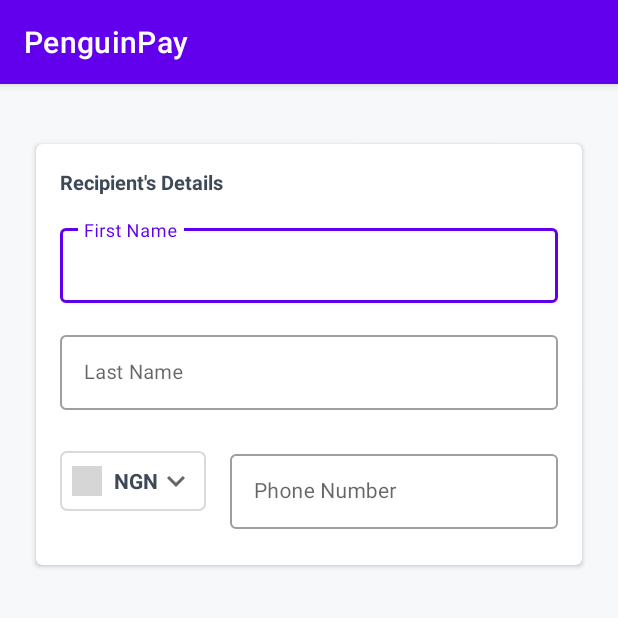
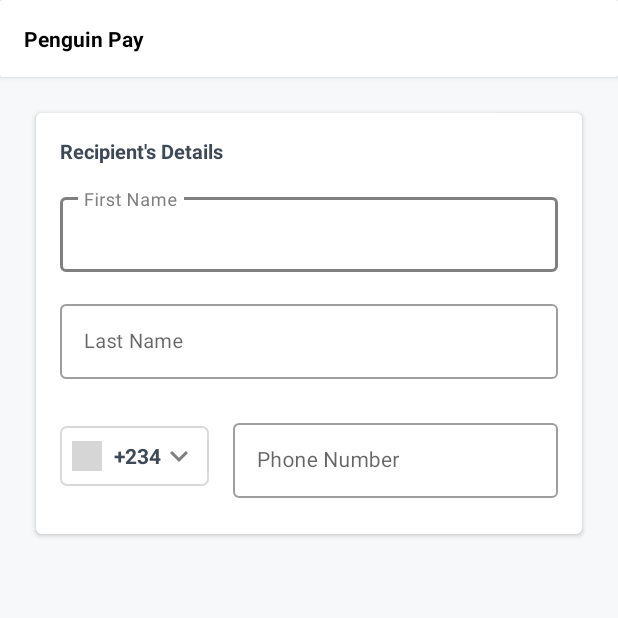
Before and after one commit to idee24/penguin_pay, an Android app: the screen it shows after launch (MainActivity), on a phone screen of 412 x 824 dp, the top half of it. Run offline under Robolectric (Android 15) with nearby library versions, the phone set to English and light mode, and no system bars; our stand-ins replace CircleImageView; libraries missing offline, so code that uses them is left out: com.hbb20, com.pixplicity.easyprefs; 1 statement that could not run was skipped; grey boxes are pictures that could not be loaded.

Commit message:
recepient UI

```diff
--- a/app/src/main/java/com/example/penguinpay/Constants.kt
+++ b/app/src/main/java/com/example/penguinpay/Constants.kt
@@ -4,4 +4,6 @@ package com.example.penguinpay
  *@Created by Yerimah on 5/07/2021.
  */
 object Constants {
+
+    const val COUNTRY_SHEET_KEY = "country_sheet"
 }
--- a/app/src/main/java/com/example/penguinpay/MainActivity.kt
+++ b/app/src/main/java/com/example/penguinpay/MainActivity.kt
@@ -2,10 +2,12 @@ package com.example.penguinpay
 
 import androidx.appcompat.app.AppCompatActivity
 import android.os.Bundle
+import com.example.penguinpay.utils.setCountries
 
 class MainActivity : AppCompatActivity() {
     override fun onCreate(savedInstanceState: Bundle?) {
         super.onCreate(savedInstanceState)
         setContentView(R.layout.activity_main)
+        setCountries()
     }
 }
--- a/app/src/main/java/com/example/penguinpay/adapters/CountrySelectAdapter.kt
+++ b/app/src/main/java/com/example/penguinpay/adapters/CountrySelectAdapter.kt
@@ -12,7 +12,7 @@ import de.hdodenhof.circleimageview.CircleImageView
 /**
  *Created by Yerimah on 5/7/2021.
  */class CountrySelectAdapter (private val countries: List<CountryModel>,
-                               private val onCountrySelected: (Int) -> Unit):
+                               private val onCountrySelected: (String) -> Unit):
     RecyclerView.Adapter<CountrySelectAdapter.CountrySelectViewHolder>() {
 
     override fun onCreateViewHolder(parent: ViewGroup, viewType: Int): CountrySelectViewHolder {
@@ -24,7 +24,7 @@ import de.hdodenhof.circleimageview.CircleImageView
         countries[position].let { country ->
             holder.nameTextView.text = country.name
             holder.flagImageView.setImageResource(country.image)
-            holder.itemView.setOnClickListener { onCountrySelected(country.countryId) }
+            holder.itemView.setOnClickListener { onCountrySelected(country.countryCode) }
         }
     }
 
--- a/app/src/main/java/com/example/penguinpay/networking/models.kt
+++ b/app/src/main/java/com/example/penguinpay/networking/models.kt
@@ -6,8 +6,8 @@ package com.example.penguinpay.networking
  */
 
 data class CountryModel(
-    var name: String,
-    var currencyCode: String,
-    var image: Int,
-    var countryId: Int
+    var name: String = "",
+    var currencyCode: String = "",
+    var image: Int = 0,
+    var countryCode: String = ""
 )
--- a/app/src/main/java/com/example/penguinpay/ui/TransactionFragment.kt
+++ b/app/src/main/java/com/example/penguinpay/ui/TransactionFragment.kt
@@ -1,8 +1,17 @@
 package com.example.penguinpay.ui
 
 import android.os.Bundle
+import android.view.View
 import androidx.fragment.app.Fragment
+import com.example.penguinpay.Constants
+import com.example.penguinpay.MainActivity
 import com.example.penguinpay.R
+import com.example.penguinpay.databinding.FragmentTransactionBinding
+import com.example.penguinpay.utils.getCountryByCode
+import com.example.penguinpay.utils.isNotEmpty
+import com.example.penguinpay.utils.isValidPhoneNumber
+import com.example.penguinpay.utils.revalidateListener
+import com.google.android.material.bottomsheet.BottomSheetDialogFragment
 
 
 /**
@@ -10,13 +19,47 @@ import com.example.penguinpay.R
  */
 class TransactionFragment : Fragment(R.layout.fragment_transaction) {
 
+    private lateinit var binding: FragmentTransactionBinding
+    private lateinit var mainActivity: MainActivity
+    private lateinit var countrySheet: BottomSheetDialogFragment
+
     override fun onCreate(savedInstanceState: Bundle?) {
         super.onCreate(savedInstanceState)
+        mainActivity = activity as MainActivity
+        countrySheet = CountrySelectSheet(mainActivity, ::updateCountry)
+    }
 
+    override fun onViewCreated(view: View, savedInstanceState: Bundle?) {
+        super.onViewCreated(view, savedInstanceState)
+        binding = FragmentTransactionBinding.bind(view)
     }
 
     override fun onActivityCreated(savedInstanceState: Bundle?) {
         super.onActivityCreated(savedInstanceState)
+        initViews()
     }
 
+    private fun initViews() {
+        revalidateListener(binding.firstNameTextField, binding.firstNameLayout)
+        revalidateListener(binding.lastNameTextField, binding.lastNameLayout)
+        revalidateListener(binding.phoneTextField, binding.phoneLayout)
+        binding.countryLayout.setOnClickListener {
+            countrySheet.show(childFragmentManager, Constants.COUNTRY_SHEET_KEY)
+        }
+    }
+
+    private fun updateCountry(countryCode: String) {
+        countrySheet.dismiss()
+        val selectedCountry = getCountryByCode(countryCode)
+        binding.flagImageView.setImageResource(selectedCountry.image)
+        binding.countryNameTextView.text = selectedCountry.countryCode
+    }
+
+
+    private fun isValidRecipient(): Boolean {
+        val firstName = isNotEmpty(mainActivity, binding.firstNameTextField, binding.firstNameLayout)
+        val lastName = isNotEmpty(mainActivity, binding.lastNameTextField, binding.lastNameLayout)
+        val phone = isValidPhoneNumber(mainActivity, binding.phoneTextField, binding.phoneLayout)
+        return firstName && lastName && phone
+    }
 }
--- a/app/src/main/java/com/example/penguinpay/utils/App.kt
+++ b/app/src/main/java/com/example/penguinpay/utils/App.kt
@@ -18,6 +18,5 @@ class App: Application() {
             .setPrefsName(packageName)
             .setUseDefaultSharedPreference(true)
             .build()
-
     }
 }
--- /dev/null
+++ b/app/src/main/java/com/example/penguinpay/utils/CountryUtil.kt
@@ -0,0 +1,33 @@
+package com.example.penguinpay.utils
+
+import com.example.penguinpay.R
+import com.example.penguinpay.networking.CountryModel
+import java.util.*
+
+/**
+ *Created by Yerimah on 5/7/2021.
+ */
+
+val countries = LinkedList<CountryModel>()
+
+fun setCountries() {
+    countries.add(CountryModel("NIGERIA", "NGN", R.drawable.flag_nigeria, "+234"))
+    countries.add(CountryModel("GHANA", "GHN", R.drawable.flag_ghana, "+233"))
+    countries.add(CountryModel("UNITED STATES", "USD", R.drawable.flag_united_states_of_america, "+1"))
+    countries.add(CountryModel("UNITED KINGDOM", "GP", R.drawable.flag_united_kingdom, "+44"))
+}
+
+fun getCountryList(): List<CountryModel> {
+    return countries
+}
+
+fun getCountryByCode(countryCode: String): CountryModel {
+    var country = CountryModel()
+    countries.forEach {
+        if (countryCode == it.countryCode) {
+            country = it
+            return@forEach
+        }
+    }
+    return country
+}
--- /dev/null
+++ b/app/src/main/res/drawable/curved_background.xml
@@ -0,0 +1,12 @@
+<?xml version="1.0" encoding="utf-8"?>
+<shape
+        xmlns:android="http://schemas.android.com/apk/res/android"
+        android:shape="rectangle">
+
+    <corners
+            android:topRightRadius="@dimen/sixteen_dp"
+            android:topLeftRadius="@dimen/sixteen_dp"/>
+
+    <solid android:color="@android:color/white"/>
+
+</shape>
--- a/app/src/main/res/layout/fragment_transaction.xml
+++ b/app/src/main/res/layout/fragment_transaction.xml
@@ -14,16 +14,46 @@
         android:layout_height="match_parent">
 
         <androidx.cardview.widget.CardView
-            android:layout_marginEnd="@dimen/twenty_four_dp"
-            android:layout_marginStart="@dimen/twenty_four_dp"
-            android:layout_marginTop="@dimen/forty_dp"
-            app:cardCornerRadius="@dimen/four_dp"
+            android:id="@+id/headerLayout"
             app:layout_constraintTop_toTopOf="parent"
             android:layout_width="match_parent"
             android:layout_height="wrap_content">
 
+            <androidx.constraintlayout.widget.ConstraintLayout
+                android:layout_width="match_parent"
+                android:layout_height="wrap_content"
+                android:background="@android:color/white">
+
+                <TextView
+                    android:id="@+id/titleTextView"
+                    app:layout_constraintStart_toStartOf="parent"
+                    app:layout_constraintBottom_toBottomOf="parent"
+                    app:layout_constraintTop_toTopOf="parent"
+                    android:layout_margin="@dimen/sixteen_dp"
+                    android:layout_width="wrap_content"
+                    android:layout_height="wrap_content"
+                    android:layout_alignParentEnd="true"
+                    android:layout_centerVertical="true"
+                    android:textStyle="bold"
+                    android:text="@string/penguin_pay"
+                    android:layout_marginStart="@dimen/thirty_two_dp"
+                    android:textColor="@android:color/black"
+                    android:textSize="@dimen/font_size_fourteen" />
+
+            </androidx.constraintlayout.widget.ConstraintLayout>
+
+        </androidx.cardview.widget.CardView>
+
+        <androidx.cardview.widget.CardView
+            android:layout_margin="@dimen/twenty_four_dp"
+            app:cardCornerRadius="@dimen/four_dp"
+            app:layout_constraintTop_toBottomOf="@id/headerLayout"
+            android:layout_width="match_parent"
+            android:layout_height="wrap_content">
+
             <LinearLayout
-                android:layout_marginBottom="@dimen/twenty_four_dp"
+                android:background="@android:color/white"
+                android:paddingBottom="@dimen/twenty_four_dp"
                 android:orientation="vertical"
                 android:layout_width="match_parent"
                 android:layout_height="wrap_content">
@@ -93,6 +123,7 @@
 
                     <RelativeLayout
                         android:layout_marginStart="@dimen/sixteen_dp"
+                        android:layout_marginTop="@dimen/four_dp"
                         android:layout_gravity="center_vertical"
                         android:background="@drawable/ash_border"
                         android:layout_width="wrap_content"
@@ -122,7 +153,7 @@
                                 android:layout_gravity="center_vertical"
                                 android:layout_marginStart="@dimen/eight_dp"
                                 android:textStyle="bold"
-                                android:text="NGN"
+                                android:text="+234"
                                 android:textColor="@color/gun_metal"
                                 android:textSize="@dimen/font_size_fourteen" />
 
--- a/app/src/main/res/values-night/themes.xml
+++ /dev/null
@@ -1,16 +0,0 @@
-<resources xmlns:tools="http://schemas.android.com/tools">
-    <!-- Base application theme. -->
-    <style name="Theme.PenguinPay" parent="Theme.MaterialComponents.DayNight.DarkActionBar">
-        <!-- Primary brand color. -->
-        <item name="colorPrimary">@color/purple_200</item>
-        <item name="colorPrimaryVariant">@color/purple_700</item>
-        <item name="colorOnPrimary">@color/black</item>
-        <!-- Secondary brand color. -->
-        <item name="colorSecondary">@color/teal_200</item>
-        <item name="colorSecondaryVariant">@color/teal_200</item>
-        <item name="colorOnSecondary">@color/black</item>
-        <!-- Status bar color. -->
-        <item name="android:statusBarColor" tools:targetApi="l">?attr/colorPrimaryVariant</item>
-        <!-- Customize your theme here. -->
-    </style>
-</resources>
--- a/app/src/main/res/values/colors.xml
+++ b/app/src/main/res/values/colors.xml
@@ -17,7 +17,7 @@
     <color name="green_highlight">#2ecb70</color>
     <color name="dark_ash">#808080</color>
     <color name="blue_facebook">#4267B2</color>
-    <color name="logout_red">#eb2727</color>
+    <color name="dark_red">#83FB7676</color>
     <color name="blue_grey">#97adb6</color>
     <color name="electric_blue">#1152fd</color>
     <color name="gun_metal">#3e4958</color>
--- a/app/src/main/res/values/strings.xml
+++ b/app/src/main/res/values/strings.xml
@@ -8,4 +8,7 @@
     <string name="image_dsc">app image</string>
     <string name="phone_number">Phone Number</string>
     <string name="select_country">Select Country</string>
+    <string name="empty_field_error_text">Field Cannot be empty</string>
+    <string name="invalid_number_error">Invalid Phone Number</string>
+    <string name="penguin_pay">Penguin Pay</string>
 </resources>
--- a/app/src/main/res/values/themes.xml
+++ b/app/src/main/res/values/themes.xml
@@ -1,16 +1,27 @@
 <resources xmlns:tools="http://schemas.android.com/tools">
     <!-- Base application theme. -->
-    <style name="Theme.PenguinPay" parent="Theme.MaterialComponents.DayNight.DarkActionBar">
-        <!-- Primary brand color. -->
-        <item name="colorPrimary">@color/purple_500</item>
-        <item name="colorPrimaryVariant">@color/purple_700</item>
-        <item name="colorOnPrimary">@color/white</item>
-        <!-- Secondary brand color. -->
-        <item name="colorSecondary">@color/teal_200</item>
-        <item name="colorSecondaryVariant">@color/teal_700</item>
-        <item name="colorOnSecondary">@color/black</item>
-        <!-- Status bar color. -->
+    <style name="Theme.PenguinPay" parent="Theme.MaterialComponents.Light.NoActionBar">
+        <item name="colorPrimary">@color/dark_ash</item>
+        <item name="colorPrimaryVariant">@color/gun_metal</item>
+        <item name="colorOnPrimary">@color/dark_ash</item>
+        <item name="colorSecondary">@color/dark_ash</item>
+        <item name="bottomSheetDialogTheme">@style/AppBottomSheetDialogTheme</item>
         <item name="android:statusBarColor" tools:targetApi="l">?attr/colorPrimaryVariant</item>
-        <!-- Customize your theme here. -->
+
+
+        <item name="colorControlNormal">@color/dark_ash</item>
+        <item name="colorControlActivated">@color/dark_red</item>
+
     </style>
+
+    <style name="AppBottomSheetDialogTheme" parent="Theme.Design.Light.BottomSheetDialog">
+        <item name="bottomSheetStyle">@style/AppModalStyle</item>
+
+    </style>
+
+    <style name="AppModalStyle" parent="Widget.Design.BottomSheet.Modal">
+        <item name="android:background">@drawable/curved_background</item>
+    </style>
+
+
 </resources>
```
Also changed, not shown: app/src/main/java/com/example/penguinpay/ui/CountrySelectSheet.kt (+3 -9 lines), app/src/main/java/com/example/penguinpay/utils/AppUtils.kt (+49 -0 lines).
